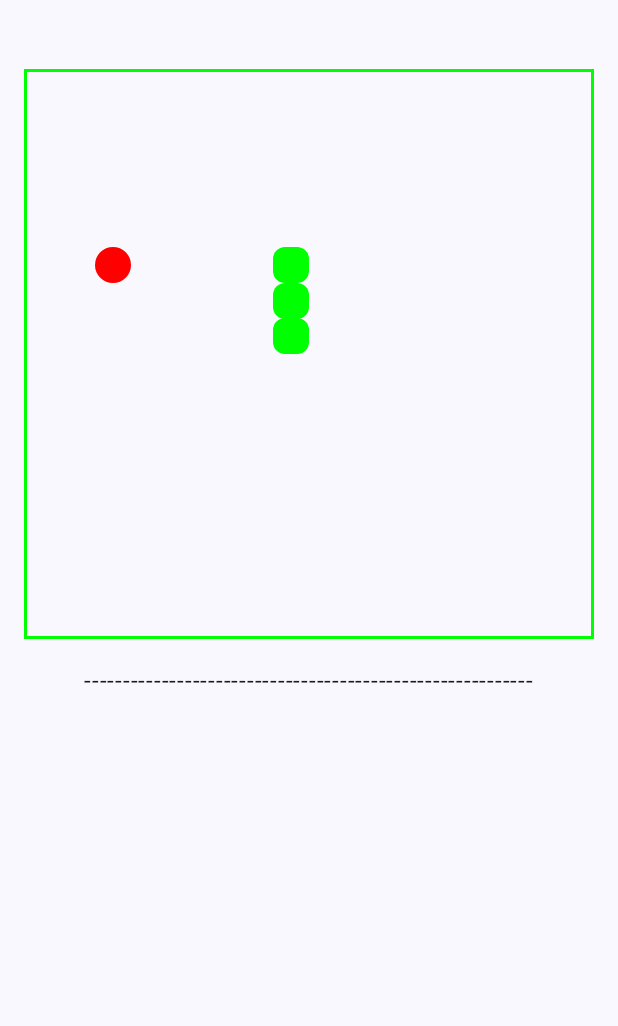
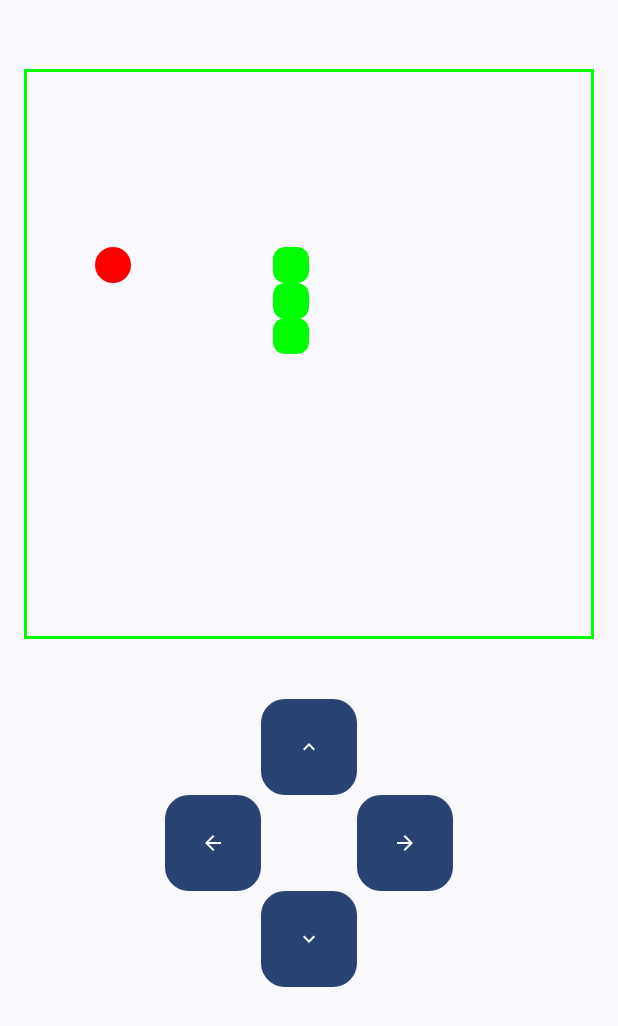
Before and after one commit to pdmeadunip/Cobrinha-Desennvolvimento-1, an Android app built with Jetpack Compose: the screen it shows after launch (MainActivity), on a phone screen of 412 x 824 dp. Shown: the top 1026 px of the screen. Run offline under Robolectric (Android 15) with nearby library versions, the phone set to English and light mode, and no system bars.

Commit message:
Botoes Quase OK

```diff
--- a/app/src/main/java/com/example/testecobrinhacompose1/MainActivity.kt
+++ b/app/src/main/java/com/example/testecobrinhacompose1/MainActivity.kt
@@ -14,6 +14,7 @@ import androidx.compose.foundation.border
 import androidx.compose.foundation.layout.Box
 import androidx.compose.foundation.layout.BoxWithConstraints
 import androidx.compose.foundation.layout.Column
+import androidx.compose.foundation.layout.Row
 import androidx.compose.foundation.layout.Spacer
 import androidx.compose.foundation.layout.fillMaxSize
 import androidx.compose.foundation.layout.height
@@ -21,6 +22,14 @@ import androidx.compose.foundation.layout.offset
 import androidx.compose.foundation.layout.padding
 import androidx.compose.foundation.layout.size
 import androidx.compose.foundation.shape.CircleShape
+import androidx.compose.foundation.shape.RoundedCornerShape
+import androidx.compose.material.icons.filled.ArrowBack
+import androidx.compose.material.icons.filled.ArrowForward
+import androidx.compose.material.icons.filled.KeyboardArrowDown
+import androidx.compose.material.icons.filled.KeyboardArrowLeft
+import androidx.compose.material.icons.filled.KeyboardArrowUp
+import androidx.compose.material3.Button
+import androidx.compose.material3.Icon
 import androidx.compose.material3.Scaffold
 import androidx.compose.material3.Shapes
 import androidx.compose.material3.Text
@@ -66,7 +75,7 @@ fun JogoCobrinha(game: Game, modifier: Modifier = Modifier) {
     Column(modifier = modifier, horizontalAlignment = Alignment.CenterHorizontally) {
         Spacer(modifier = Modifier.height(30.dp))
         QuadroJogo(estadoJogo = game.estadoJogo)
-        Text(text = "----------------------------------------------------------")
+        BotoesSeta()
     }
 }
 
@@ -97,6 +106,46 @@ fun QuadroJogo(estadoJogo: EstadoJogo,modifier: Modifier = Modifier){
     }
 }
 
+@Composable
+fun BotoesSeta(modifier: Modifier = Modifier){
+    val tamBotao = Modifier.size(64.dp)
+    Column(modifier = modifier.padding(24.dp),
+        horizontalAlignment = Alignment.CenterHorizontally) {
+        Button(onClick = { /*TODO*/ },
+            modifier = tamBotao,
+            shape = RoundedCornerShape(16.dp)
+        ) {
+            Icon(imageVector = androidx.compose.material.icons.Icons.Filled.KeyboardArrowUp
+                , contentDescription = "Cima")
+        }
+        Row{
+            Button(onClick = { /*TODO*/ },
+                modifier = tamBotao,
+                shape = RoundedCornerShape(16.dp)
+            ) {
+                Icon(imageVector = androidx.compose.material.icons.Icons.Filled.ArrowBack
+                    ,contentDescription = "Esquerda")
+            }
+            Spacer(modifier = tamBotao)
+            Button(onClick = { /*TODO*/ },
+                modifier = tamBotao,
+                shape = RoundedCornerShape(16.dp)
+            ) {
+                Icon(imageVector = androidx.compose.material.icons.Icons.Filled.ArrowForward
+                    , contentDescription = "Direita")
+            }
+        }
+        Button(onClick = { /*TODO*/ },
+            modifier = tamBotao,
+            shape = RoundedCornerShape(16.dp)
+        ) {
+            Icon(imageVector = androidx.compose.material.icons.Icons.Filled.KeyboardArrowDown
+                , contentDescription = "Baixo")
+        }
+    }
+}
+
+
 data class EstadoJogo(
     val comida:Pair <Int,Int>,
     val cobra:List<Pair<Int,Int>>
--- /dev/null
+++ b/app/src/main/res/drawable/ic_baixo.xml
@@ -0,0 +1,5 @@
+<vector xmlns:android="http://schemas.android.com/apk/res/android" android:height="24dp" android:tint="#000000" android:viewportHeight="24" android:viewportWidth="24" android:width="24dp">
+
+    <path android:fillColor="@android:color/white" android:pathData="M20,12l-1.41,-1.41L13,16.17V4h-2v12.17l-5.58,-5.59L4,12l8,8 8,-8z"/>
+
+</vector>
--- /dev/null
+++ b/app/src/main/res/drawable/ic_cima.xml
@@ -0,0 +1,5 @@
+<vector xmlns:android="http://schemas.android.com/apk/res/android" android:height="24dp" android:tint="#000000" android:viewportHeight="24" android:viewportWidth="24" android:width="24dp">
+
+    <path android:fillColor="@android:color/white" android:pathData="M4,12l1.41,1.41L11,7.83V20h2V7.83l5.58,5.59L20,12l-8,-8 -8,8z"/>
+
+</vector>
--- /dev/null
+++ b/app/src/main/res/drawable/ic_direita.xml
@@ -0,0 +1,5 @@
+<vector xmlns:android="http://schemas.android.com/apk/res/android" android:autoMirrored="true" android:height="24dp" android:tint="#000000" android:viewportHeight="24" android:viewportWidth="24" android:width="24dp">
+
+    <path android:fillColor="@android:color/white" android:pathData="M12,4l-1.41,1.41L16.17,11H4v2h12.17l-5.58,5.59L12,20l8,-8z"/>
+
+</vector>
--- /dev/null
+++ b/app/src/main/res/drawable/ic_esquerda.xml
@@ -0,0 +1,5 @@
+<vector xmlns:android="http://schemas.android.com/apk/res/android" android:autoMirrored="true" android:height="24dp" android:tint="#000000" android:viewportHeight="24" android:viewportWidth="24" android:width="24dp">
+
+    <path android:fillColor="@android:color/white" android:pathData="M20,11H7.83l5.59,-5.59L12,4l-8,8 8,8 1.41,-1.41L7.83,13H20v-2z"/>
+
+</vector>
```
